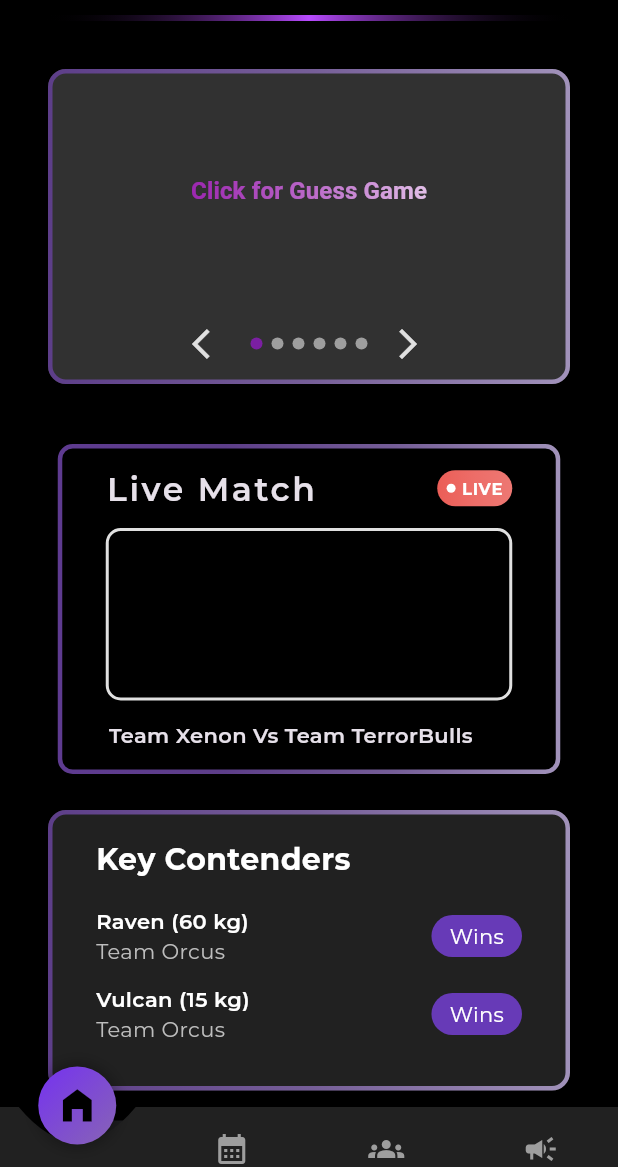
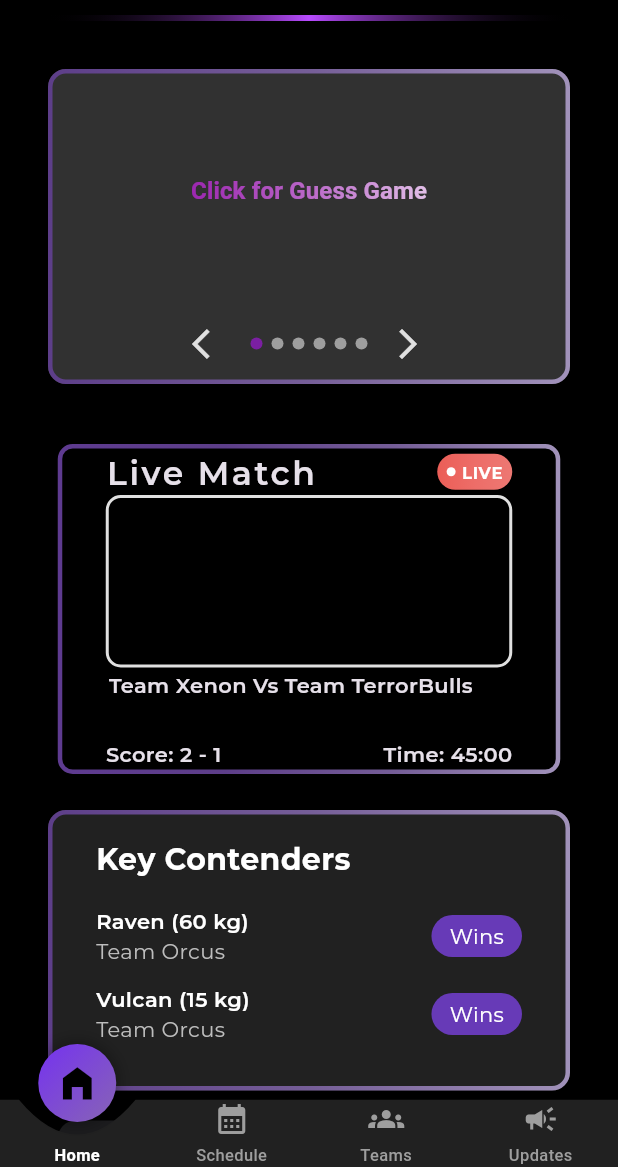
Before and after one commit to Toph-earth/robowars, a Flutter app: the screen it shows after launch, on a phone screen of 412 x 824 dp, the part 69-1236 px from its top. Run offline on Flutter 3.47's test engine with Material 3 defaults, Android fonts, the phone set to English and light mode, and no system bars; drawn by our look-alikes of simple_gradient_text; our stand-ins replace flutter_riverpod, flutter_svg, google_fonts, gradient_borders, riverpod_annotation; generated files the repository leaves out were written again; Roboto replaces fonts that are missing (Trajan Pro).

Commit message:
fix: nav, expanded issue

```diff
--- a/lib/home_page/live_match.dart
+++ b/lib/home_page/live_match.dart
@@ -115,9 +115,9 @@ class _LiveMatchState extends State<LiveMatch> {
                   ),
                 ),
               ),
-              Padding(
-                padding: EdgeInsets.all(2.0),
-                child: Expanded(
+              Expanded(
+                child: Padding(
+                  padding: EdgeInsets.all(2.0),
                   child: Text(
                     'Team Xenon Vs Team TerrorBulls',
                     style: GoogleFonts.montserrat(
@@ -127,6 +127,26 @@ class _LiveMatchState extends State<LiveMatch> {
                   ),
                 ),
               ),
+              const SizedBox(height: 10),
+              Row(
+                mainAxisAlignment: MainAxisAlignment.spaceBetween,
+                children: [
+                  Text(
+                    'Score: 2 - 1',
+                    style: GoogleFonts.montserrat(
+                      fontSize: 14,
+                      fontWeight: FontWeight.w600,
+                    ),
+                  ),
+                  Text(
+                    'Time: 45:00',
+                    style: GoogleFonts.montserrat(
+                      fontSize: 14,
+                      fontWeight: FontWeight.w600,
+                    ),
+                  ),
+                ],
+              ),
             ],
           ),
         ),
--- a/lib/home_page/main_layout.dart
+++ b/lib/home_page/main_layout.dart
@@ -23,18 +23,21 @@ class MainLayout extends ConsumerWidget {
     return Scaffold(
       extendBody: true,
       body: PageView(
-       controller: pageController,
-       physics: const BouncingScrollPhysics(),
+        controller: pageController,
+        physics: const BouncingScrollPhysics(),
         onPageChanged: (index) {
-         ref.read(navigationProvider.notifier).setIndex(index);
+          ref.read(navigationProvider.notifier).setIndex(index);
         },
         children: _pages,
       ),
       bottomNavigationBar: FluidNavBar(
         currentIndex: currentIndex,
         onTap: (index) {
-          pageController.animateToPage(index, duration: const Duration(milliseconds: 300),
-          curve: Curves.easeInOut);
+          pageController.animateToPage(
+            index,
+            duration: const Duration(milliseconds: 300),
+            curve: Curves.easeInOut,
+          );
         },
         context: context,
         icons: const [
@@ -57,7 +60,7 @@ class MainLayout extends ConsumerWidget {
         activeColor: Colors.white,
         inactiveColor: Colors.grey,
         iconSize: 24.0,
-        barHeight: 60.0,
+        barHeight: 65.0,
         bubbleSize: 52.0,
       ),
     );
--- a/lib/home_page/widgets/fluid_nav_bar.dart
+++ b/lib/home_page/widgets/fluid_nav_bar.dart
@@ -132,29 +132,61 @@ class _FluidNavBarState extends ConsumerState<FluidNavBar>
                     onTap: () => _handleTap(index, context),
                     child: Column(
                       mainAxisSize: MainAxisSize.min,
+                      mainAxisAlignment: MainAxisAlignment.end,
                       children: [
                         if (!isActive) ...[
-                          SizedBox(height: widget.barHeight - 24),
+                          SizedBox(
+                            height: widget.barHeight - 44,
+                          ), // More space for labels
                           Icon(
                             widget.icons[index],
                             size: widget.iconSize,
                             color: widget.inactiveColor,
                           ),
-                        ],
+                          // Show labels only for inactive items
                           if (widget.labels != null &&
                               widget.labels!.length > index)
                             Padding(
-                            padding: const EdgeInsets.only(top: 10.0),
+                              padding: const EdgeInsets.only(
+                                top: 4.0,
+                                bottom: 8.0,
+                              ),
                               child: Text(
                                 widget.labels![index],
                                 style: TextStyle(
-                                color: isActive
-                                    ? widget.activeColor
-                                    : widget.inactiveColor,
-                                fontSize: 10,
+                                  color: widget.inactiveColor,
+                                  fontSize: 11,
+                                  fontWeight: FontWeight.w500,
+                                ),
+                                textAlign: TextAlign.center,
+                                overflow: TextOverflow.ellipsis,
+                                maxLines: 1,
                               ),
                             ),
+                        ] else ...[
+                          // For active item, just add spacing (no icon/label since it's in the bubble)
+                          SizedBox(height: widget.barHeight - 20),
+                          if (widget.labels != null &&
+                              widget.labels!.length > index)
+                            Padding(
+                              padding: const EdgeInsets.only(
+                                top: 4.0,
+                                bottom: 8.0,
                               ),
+                              child: Text(
+                                widget.labels![index],
+                                style: TextStyle(
+                                  color: widget.activeColor,
+                                  fontSize: 11,
+                                  fontWeight:
+                                      FontWeight.bold, // Make active label bold
+                                ),
+                                textAlign: TextAlign.center,
+                                overflow: TextOverflow.ellipsis,
+                                maxLines: 1,
+                              ),
+                            ),
+                        ],
                       ],
                     ),
                   ),
@@ -187,7 +219,7 @@ class _FluidNavBarState extends ConsumerState<FluidNavBar>
               }
 
               return Positioned(
-                bottom: 15 + safeAreaBottom, // Adjusted to raise the bubble
+                bottom: 30 + safeAreaBottom, // Adjusted to raise the bubble
                 left: left,
                 child: Container(
                   width: widget.bubbleSize,
--- a/pubspec.yaml
+++ b/pubspec.yaml
@@ -19,7 +19,7 @@ publish_to: 'none' # Remove this line if you wish to publish to pub.dev
 version: 1.0.0+1
 
 environment:
-  sdk: ^3.8.1
+  sdk: ">=3.7.0 <4.0.0"
 
 # Dependencies specify other packages that your package needs in order to work.
 # To automatically upgrade your package dependencies to the latest versions
```
Also changed, not shown: pubspec.lock. Lines whose indentation alone changed are shown as unchanged.
